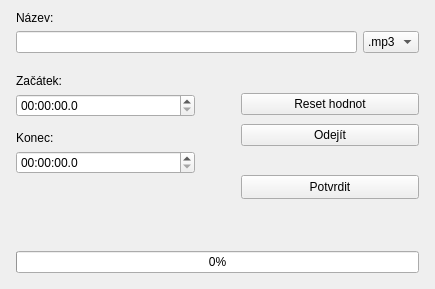
Old version of the form y2mate/editvideodialog.ui in the repository RxiPland/y2mate_desktop.
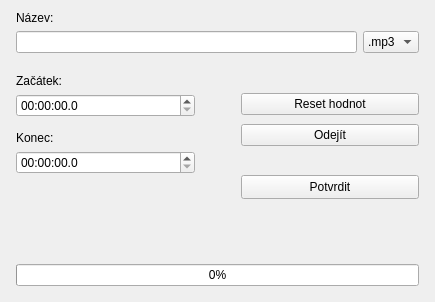
New version of the form.

Commit message: added .flac format

What changed in the file:
```diff
--- a/y2mate/editvideodialog.ui
+++ b/y2mate/editvideodialog.ui
@@ -7,7 +7,7 @@
     <x>0</x>
     <y>0</y>
     <width>435</width>
-    <height>289</height>
+    <height>302</height>
    </rect>
   </property>
   <property name="windowTitle">
```
Left out of the diff: 9 changed lines with no effect on the pictures. The commit also changes 1 other file.
